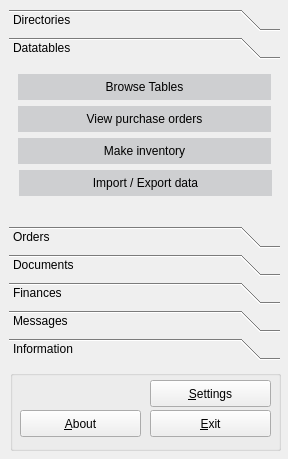
Qt form trunk/ui/mainfrm.ui (BackupTheBerlios/first4-svn) before a commit.
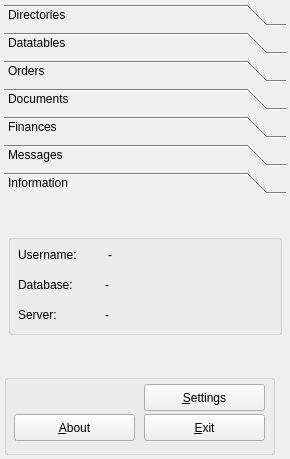
The same form after that commit. Icons and pictures are not drawn.

What changed in the file:
```diff
--- a/trunk/ui/mainfrm.ui
+++ b/trunk/ui/mainfrm.ui
@@ -5,7 +5,7 @@
    <rect>
     <x>0</x>
     <y>0</y>
-    <width>288</width>
+    <width>290</width>
     <height>459</height>
    </rect>
   </property>
@@ -16,34 +16,40 @@
    </sizepolicy>
   </property>
   <property name="windowTitle" >
-   <string>first</string>
+   <string>first4</string>
   </property>
   <property name="windowIcon" >
    <iconset resource="../resources/images/first4.qrc" >:/logo.png</iconset>
   </property>
   <widget class="QWidget" name="centralwidget" >
+   <layout class="QGridLayout" >
+    <item row="0" column="0" >
    <widget class="QToolBox" name="maintoolbox" >
-    <property name="geometry" >
-     <rect>
-      <x>9</x>
-      <y>9</y>
+      <property name="sizePolicy" >
+       <sizepolicy vsizetype="Preferred" hsizetype="Preferred" >
+        <horstretch>0</horstretch>
+        <verstretch>0</verstretch>
+       </sizepolicy>
+      </property>
+      <property name="minimumSize" >
+       <size>
       <width>271</width>
-      <height>351</height>
-     </rect>
+        <height>16</height>
+       </size>
     </property>
     <property name="autoFillBackground" >
      <bool>false</bool>
     </property>
     <property name="currentIndex" >
-     <number>1</number>
+       <number>6</number>
     </property>
     <widget class="QWidget" name="page_1" >
      <property name="geometry" >
       <rect>
        <x>0</x>
        <y>0</y>
-       <width>96</width>
-       <height>26</height>
+         <width>175</width>
+         <height>82</height>
       </rect>
      </property>
      <attribute name="label" >
@@ -52,15 +58,9 @@
      <attribute name="icon" >
       <iconset resource="../resources/images/first4.qrc" >:/kdmconfig.png</iconset>
      </attribute>
+       <layout class="QGridLayout" >
+        <item row="0" column="0" >
      <widget class="QPushButton" name="btnbrowsedir" >
-      <property name="geometry" >
-       <rect>
-        <x>9</x>
-        <y>9</y>
-        <width>253</width>
-        <height>26</height>
-       </rect>
-      </property>
       <property name="palette" >
        <palette>
         <active>
@@ -114,15 +114,9 @@
        <bool>true</bool>
       </property>
      </widget>
+        </item>
+        <item row="1" column="0" >
      <widget class="QPushButton" name="btnimpexpdir" >
-      <property name="geometry" >
-       <rect>
-        <x>10</x>
-        <y>40</y>
-        <width>253</width>
-        <height>26</height>
-       </rect>
-      </property>
       <property name="palette" >
        <palette>
         <active>
@@ -176,14 +170,29 @@
        <bool>true</bool>
       </property>
      </widget>
+        </item>
+        <item row="2" column="0" >
+         <spacer>
+          <property name="orientation" >
+           <enum>Qt::Vertical</enum>
+          </property>
+          <property name="sizeHint" >
+           <size>
+            <width>20</width>
+            <height>40</height>
+           </size>
+          </property>
+         </spacer>
+        </item>
+       </layout>
     </widget>
     <widget class="QWidget" name="page_2" >
      <property name="geometry" >
       <rect>
        <x>0</x>
        <y>0</y>
-       <width>271</width>
-       <height>141</height>
+         <width>96</width>
+         <height>26</height>
       </rect>
      </property>
      <attribute name="label" >
@@ -819,8 +828,8 @@
       <rect>
        <x>0</x>
        <y>0</y>
-       <width>96</width>
-       <height>26</height>
+         <width>133</width>
+         <height>82</height>
       </rect>
      </property>
      <attribute name="label" >
@@ -829,15 +838,9 @@
      <attribute name="icon" >
       <iconset resource="../resources/images/first4.qrc" >:/kontact_mail.png</iconset>
      </attribute>
+       <layout class="QGridLayout" >
+        <item row="0" column="0" >
      <widget class="QPushButton" name="btnbrowsemsgs" >
-      <property name="geometry" >
-       <rect>
-        <x>4</x>
-        <y>4</y>
-        <width>253</width>
-        <height>30</height>
-       </rect>
-      </property>
       <property name="palette" >
        <palette>
         <active>
@@ -891,15 +894,9 @@
        <bool>true</bool>
       </property>
      </widget>
+        </item>
+        <item row="1" column="0" >
      <widget class="QPushButton" name="btnnewmsg" >
-      <property name="geometry" >
-       <rect>
-        <x>4</x>
-        <y>38</y>
-        <width>253</width>
-        <height>30</height>
-       </rect>
-      </property>
       <property name="palette" >
        <palette>
         <active>
@@ -953,14 +950,29 @@
        <bool>true</bool>
       </property>
      </widget>
-    </widget>
-    <widget class="QWidget" name="page" >
+        </item>
+        <item row="2" column="0" >
+         <spacer>
+          <property name="orientation" >
+           <enum>Qt::Vertical</enum>
+          </property>
+          <property name="sizeHint" >
+           <size>
+            <width>20</width>
+            <height>40</height>
+           </size>
+          </property>
+         </spacer>
+        </item>
+       </layout>
+      </widget>
+      <widget class="QWidget" name="information" >
      <property name="geometry" >
       <rect>
        <x>0</x>
        <y>0</y>
-       <width>96</width>
-       <height>26</height>
+         <width>272</width>
+         <height>144</height>
       </rect>
      </property>
      <attribute name="label" >
@@ -969,14 +981,26 @@
      <attribute name="icon" >
       <iconset resource="../resources/images/first4.qrc" >:/xmag.png</iconset>
      </attribute>
+       <layout class="QGridLayout" >
+        <item row="0" column="0" >
      <widget class="QGroupBox" name="groupBox_2" >
-      <property name="geometry" >
-       <rect>
-        <x>0</x>
-        <y>0</y>
-        <width>271</width>
+          <property name="sizePolicy" >
+           <sizepolicy vsizetype="Fixed" hsizetype="Preferred" >
+            <horstretch>0</horstretch>
+            <verstretch>0</verstretch>
+           </sizepolicy>
+          </property>
+          <property name="minimumSize" >
+           <size>
+            <width>250</width>
         <height>101</height>
-       </rect>
+           </size>
+          </property>
+          <property name="maximumSize" >
+           <size>
+            <width>9999999</width>
+            <height>101</height>
+           </size>
       </property>
       <property name="title" >
        <string/>
@@ -990,6 +1014,18 @@
          <height>21</height>
         </rect>
        </property>
+           <property name="minimumSize" >
+            <size>
+             <width>81</width>
+             <height>21</height>
+            </size>
+           </property>
+           <property name="maximumSize" >
+            <size>
+             <width>80</width>
+             <height>21</height>
+            </size>
+           </property>
        <property name="text" >
         <string>Username:</string>
        </property>
@@ -999,7 +1035,7 @@
         <rect>
          <x>100</x>
          <y>10</y>
-         <width>161</width>
+             <width>145</width>
          <height>21</height>
         </rect>
        </property>
@@ -1010,9 +1046,9 @@
       <widget class="QLabel" name="lbldb" >
        <property name="geometry" >
         <rect>
-         <x>100</x>
+             <x>97</x>
          <y>40</y>
-         <width>161</width>
+             <width>145</width>
          <height>21</height>
         </rect>
        </property>
@@ -1023,10 +1059,10 @@
       <widget class="QLabel" name="lblserver" >
        <property name="geometry" >
         <rect>
-         <x>100</x>
+             <x>97</x>
          <y>70</y>
-         <width>161</width>
-         <height>18</height>
+             <width>145</width>
+             <height>21</height>
         </rect>
        </property>
        <property name="text" >
@@ -1039,9 +1075,21 @@
          <x>10</x>
          <y>70</y>
          <width>81</width>
-         <height>18</height>
-        </rect>
-       </property>
+             <height>21</height>
+            </rect>
+           </property>
+           <property name="minimumSize" >
+            <size>
+             <width>81</width>
+             <height>21</height>
+            </size>
+           </property>
+           <property name="maximumSize" >
+            <size>
+             <width>80</width>
+             <height>21</height>
+            </size>
+           </property>
        <property name="text" >
         <string>Server:</string>
        </property>
@@ -1055,21 +1103,47 @@
          <height>21</height>
         </rect>
        </property>
+           <property name="minimumSize" >
+            <size>
+             <width>81</width>
+             <height>21</height>
+            </size>
+           </property>
+           <property name="maximumSize" >
+            <size>
+             <width>80</width>
+             <height>21</height>
+            </size>
+           </property>
        <property name="text" >
         <string>Database:</string>
        </property>
       </widget>
      </widget>
-    </widget>
-   </widget>
+        </item>
+       </layout>
+      </widget>
+     </widget>
+    </item>
+    <item row="1" column="0" >
    <widget class="QGroupBox" name="groupBox" >
-    <property name="geometry" >
-     <rect>
-      <x>10</x>
-      <y>370</y>
+      <property name="sizePolicy" >
+       <sizepolicy vsizetype="Fixed" hsizetype="Fixed" >
+        <horstretch>0</horstretch>
+        <verstretch>0</verstretch>
+       </sizepolicy>
+      </property>
+      <property name="minimumSize" >
+       <size>
       <width>271</width>
       <height>81</height>
-     </rect>
+       </size>
+      </property>
+      <property name="maximumSize" >
+       <size>
+        <width>271</width>
+        <height>81</height>
+       </size>
     </property>
     <property name="title" >
      <string/>
@@ -1185,19 +1259,11 @@
      </property>
     </widget>
    </widget>
-   <widget class="QWidget" name="layoutWidget" >
-    <property name="geometry" >
-     <rect>
-      <x>0</x>
-      <y>0</y>
-      <width>2</width>
-      <height>2</height>
-     </rect>
-    </property>
-    <layout class="QHBoxLayout" />
-   </widget>
-  </widget>
- </widget>
+    </item>
+   </layout>
+  </widget>
+ </widget>
+ <layoutdefault spacing="4" margin="4" />
  <tabstops>
   <tabstop>btnbrowsedir</tabstop>
   <tabstop>btnbrowsedata</tabstop>
```
Left out of the diff: 1 changed line with no effect on the pictures. Lines whose indentation alone changed are shown as unchanged.
